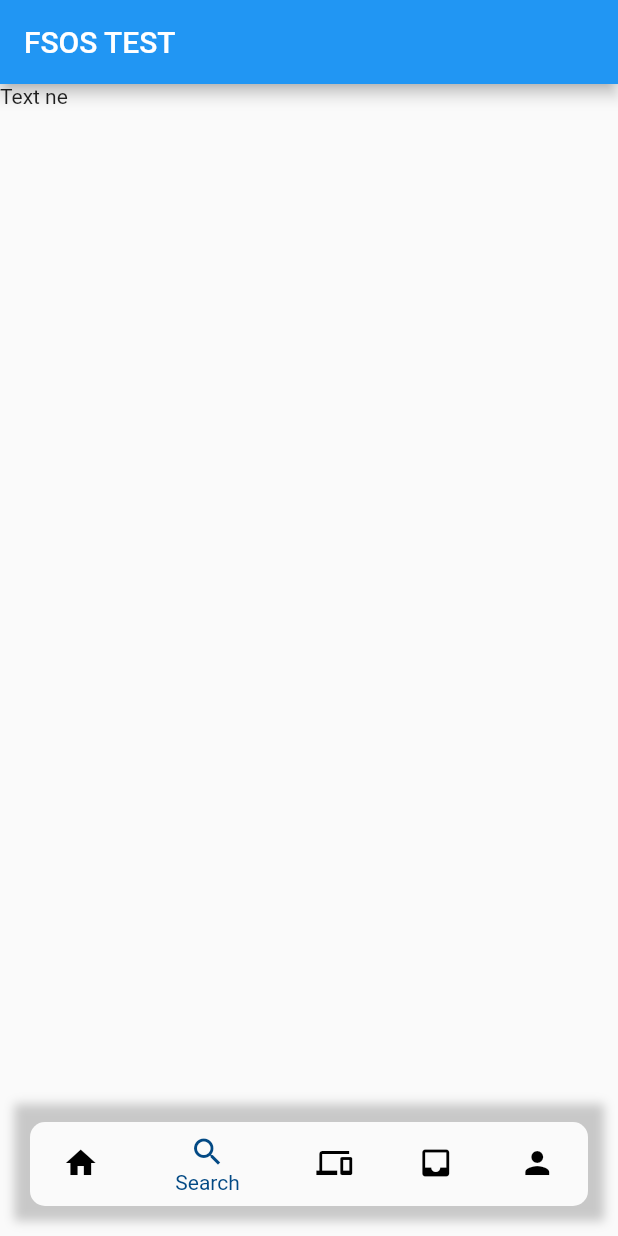
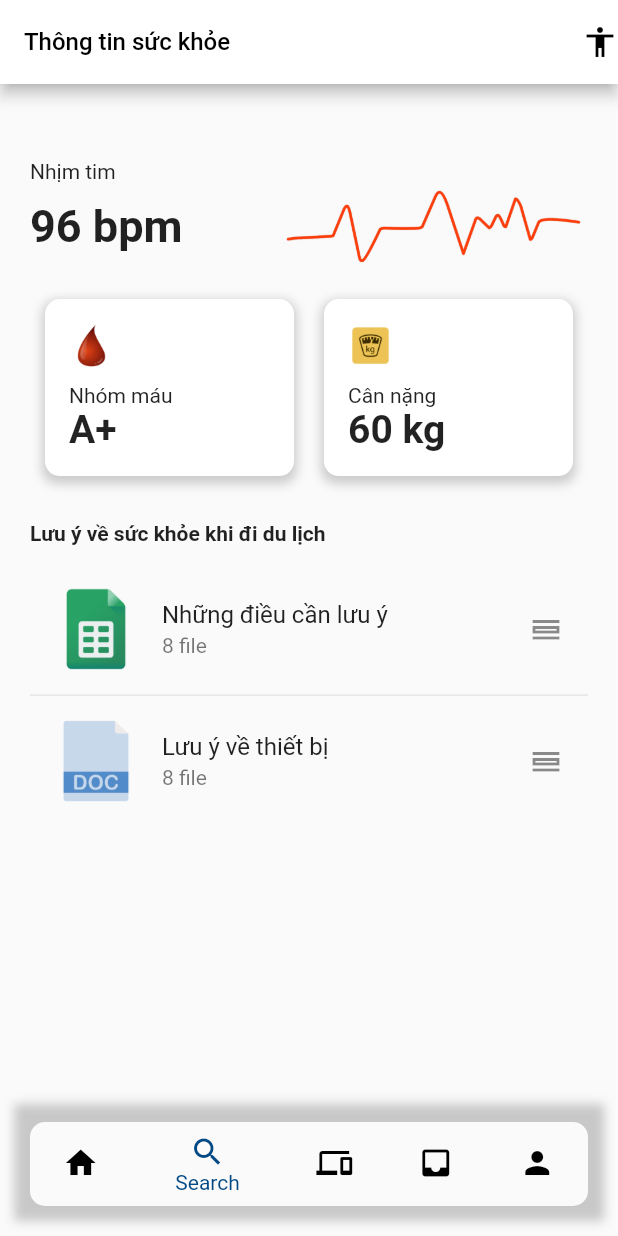
Before and after one commit to canhbui123/fsos_ck, a Flutter app: the screen it shows after launch, item 2 of the bottom bar chosen, on a phone screen of 412 x 824 dp. Run offline on Flutter 3.47's test engine with Material 2 defaults, Android fonts, the phone set to English and light mode, and no system bars; our stand-ins replace google_fonts; Roboto replaces fonts that are missing (Cambay).

Commit message:
upgrade_main_ver2

```diff
--- a/lib/Screen/buttonBar.dart
+++ b/lib/Screen/buttonBar.dart
@@ -38,7 +38,7 @@ class _CustomBottomNavigationBarState extends State<CustomBottomNavigationBar> {
           onTap: widget.onTabTapped,
           selectedItemColor: const Color.fromARGB(255, 2, 73, 132),
           unselectedItemColor: Colors.black,
-          items: [
+          items:const [
             BottomNavigationBarItem(
               icon: Icon(Icons.home),
               label: 'Home',
--- /dev/null
+++ b/lib/Screen/hel/health_page.dart
@@ -0,0 +1,146 @@
+import 'package:flutter/material.dart';
+import 'package:google_fonts/google_fonts.dart';
+
+class HealthPage extends StatefulWidget {
+  const HealthPage({super.key});
+
+  @override
+  State<HealthPage> createState() => _HealthPageState();
+}
+
+class _HealthPageState extends State<HealthPage> {
+  @override
+  Widget build(BuildContext context) {
+    double sizeWidth = MediaQuery.of(context).size.width;
+    return Scaffold(
+      appBar: AppBar(
+automaticallyImplyLeading: true,
+        backgroundColor: Colors.white,
+        title: Text('Thông tin sức khỏe',style: GoogleFonts.cambay(fontSize: 16,color: Colors.black),),
+        actions: [Icon(Icons.accessibility,color: Colors.black,)],
+      ),
+      body: Padding(
+        padding: const EdgeInsets.all(20.0),
+        child: Column(
+          mainAxisAlignment: MainAxisAlignment.start,
+          crossAxisAlignment: CrossAxisAlignment.start,
+          children: [
+            SizedBox(height: 30,),
+            Text(
+              'Nhịm tim',
+              style: GoogleFonts.roboto(),
+            ),
+            Row(
+              mainAxisAlignment: MainAxisAlignment.spaceBetween,
+              children: [
+                Expanded(
+                    child: Text('96 bpm',
+                        style: GoogleFonts.roboto(
+                            fontSize: 30, fontWeight: FontWeight.bold))),
+                Image.asset(
+                  "img/nhiptim1.png",
+                  width: sizeWidth / 2,
+                )
+              ],
+            ),
+            SizedBox(
+              height: 10,
+            ),
+            Row(
+              mainAxisAlignment: MainAxisAlignment.spaceBetween,
+              children: [
+                RoundedImageContainer(
+                  imageAsset: "img/giotmau.png",
+                  title: "Nhóm máu",
+                  text: 'A+',
+                ),
+                RoundedImageContainer(
+                  imageAsset: "img/kg.png",
+                  title: "Cân nặng",
+                  text: '60 kg',
+                ),
+              ],
+            ), SizedBox(height: 20,),
+            Text('Lưu ý về sức khỏe khi đi du lịch',style: GoogleFonts.roboto(
+                fontWeight: FontWeight.bold
+              ),),
+              SizedBox(height: 20,),
+            ListTile(
+              leading: Image.asset('img/file1.png'),
+              title: Text('Những điều cần lưu ý'),
+              trailing: Icon(Icons.calendar_view_day_outlined),
+              subtitle:  Text('8 file'),
+            ),
+            Divider(),
+              ListTile(
+              leading: Image.asset('img/file2.png'),
+              title: Text('Lưu ý về thiết bị'),
+              trailing: Icon(Icons.calendar_view_day_outlined),
+              subtitle: Text('8 file'),
+            )
+          ],
+        ),
+      ),
+    );
+  }
+}
+
+class RoundedImageContainer extends StatelessWidget {
+  final String imageAsset;
+  final String text;
+  final String title;
+
+  const RoundedImageContainer({
+    required this.imageAsset,
+    required this.text,
+    required this.title,
+  });
+
+  @override
+  Widget build(BuildContext context) {
+    return Expanded(
+      child: Container(
+        margin: EdgeInsets.all(10),
+        width: 250,
+        decoration: BoxDecoration(
+          color: Colors.white,
+          borderRadius: BorderRadius.circular(10.0),
+          boxShadow: [
+            BoxShadow(
+              color: Colors.grey.withOpacity(0.5),
+              spreadRadius: 2,
+              blurRadius: 5,
+              offset: Offset(0, 3), // Độ lệch của bóng đổ
+            ),
+          ],
+        ),
+        child: Padding(
+          padding: const EdgeInsets.all(16.0),
+          child: Column(
+            mainAxisAlignment: MainAxisAlignment.start,
+            crossAxisAlignment: CrossAxisAlignment.start,
+            children: [
+              Image.asset(
+                imageAsset,
+                width: 30.0,
+                height: 30.0,
+              ),
+              SizedBox(height: 10.0),
+              Text(
+                title,
+                style: GoogleFonts.cambay(
+                  fontSize: 14.0,
+                ),
+              ),
+              Text(
+                text,
+                style: GoogleFonts.cambay(
+                    fontSize: 26.0, fontWeight: FontWeight.bold),
+              ),
+            ],
+          ),
+        ),
+      ),
+    );
+  }
+}
--- a/lib/Screen/home/homePage.dart
+++ b/lib/Screen/home/homePage.dart
@@ -1,37 +1,27 @@
 import 'package:flutter/material.dart';
 
-import '../buttonBar.dart';
 
-class homePage extends StatefulWidget {
-  const homePage({super.key});
+class HomePage extends StatefulWidget {
+  const HomePage({super.key});
 
   @override
-  State<homePage> createState() => _homePageState();
+  State<HomePage> createState() => _HomePageState();
 }
 
-class _homePageState extends State<homePage> {
-    int _currentIndex = 0;
+class _HomePageState extends State<HomePage> {
 
-  void _onTabTapped(int index) {
-    setState(() {
-      _currentIndex = index;
-    });
-  }
 
 
   @override
   Widget build(BuildContext context) {
-    return  Scaffold(
+    return Scaffold(
       appBar: AppBar(
         title: Text('FSOS TEST'),
       ),
-      body:  Text('Text ne', ),
+      body: Text(
+        'Text ne',
+      ),
 
-      bottomNavigationBar:  CustomBottomNavigationBar(
-          currentIndex: _currentIndex,
-          onTabTapped: _onTabTapped,
-        ),
-      );
-
+    );
   }
 }
--- /dev/null
+++ b/lib/Screen/rootpage.dart
@@ -0,0 +1,42 @@
+import 'package:ck_fsos/Screen/home/homePage.dart';
+import 'package:ck_fsos/Screen/profile/profilePage.dart';
+import 'package:flutter/material.dart';
+
+import 'buttonBar.dart';
+import 'hel/health_page.dart';
+
+
+class RootPage extends StatefulWidget {
+  @override
+  State<RootPage> createState() => _RootPageState();
+}
+
+class _RootPageState extends State<RootPage> {
+  int _currentIndex = 0;
+
+  final List<Widget> _pages = [
+   HomePage(),
+  HealthPage(),
+   HomePage(),
+   HomePage(),
+   profilePage() // Thêm các trang con khác tương ứng
+  ];
+
+  @override
+  Widget build(BuildContext context) {
+    return Scaffold(
+      body: IndexedStack(
+        index: _currentIndex,
+        children: _pages,
+      ),
+      bottomNavigationBar: CustomBottomNavigationBar(
+        currentIndex: _currentIndex,
+        onTabTapped: (index) {
+          setState(() {
+            _currentIndex = index;
+          });
+        },
+      ),
+    );
+  }
+}
--- a/lib/main.dart
+++ b/lib/main.dart
@@ -1,6 +1,10 @@
+
 import 'package:flutter/material.dart';
 
-import 'Screen/home/homePage.dart';
+
+import 'Screen/rootpage.dart';
+
+
 
 void main() {
   runApp( MyApp());
@@ -10,8 +14,10 @@ class MyApp extends StatelessWidget {
   // This widget is the root of your application.
   @override
   Widget build(BuildContext context) {
+
     return MaterialApp(
-      home: homePage(),
+
+      home: RootPage(),
     );
   }
 }
--- a/pubspec.yaml
+++ b/pubspec.yaml
@@ -35,6 +35,7 @@ dependencies:
   # The following adds the Cupertino Icons font to your application.
   # Use with the CupertinoIcons class for iOS style icons.
   cupertino_icons: ^1.0.2
+  google_fonts: ^5.1.0
 
 dev_dependencies:
   flutter_test:
@@ -59,7 +60,8 @@ flutter:
   uses-material-design: true
 
   # To add assets to your application, add an assets section, like this:
-  # assets:
+  assets:
+    - img/
   #   - images/a_dot_burr.jpeg
   #   - images/a_dot_ham.jpeg
 
```
Also changed, not shown: lib/Screen/profile/profilePage.dart (added, +136 -0 lines), img/file1.png (added), img/file2.png (added), img/giotmau.png (added), img/kg.png (added), img/nhiptim.png (added), img/nhiptim1.png (added).
